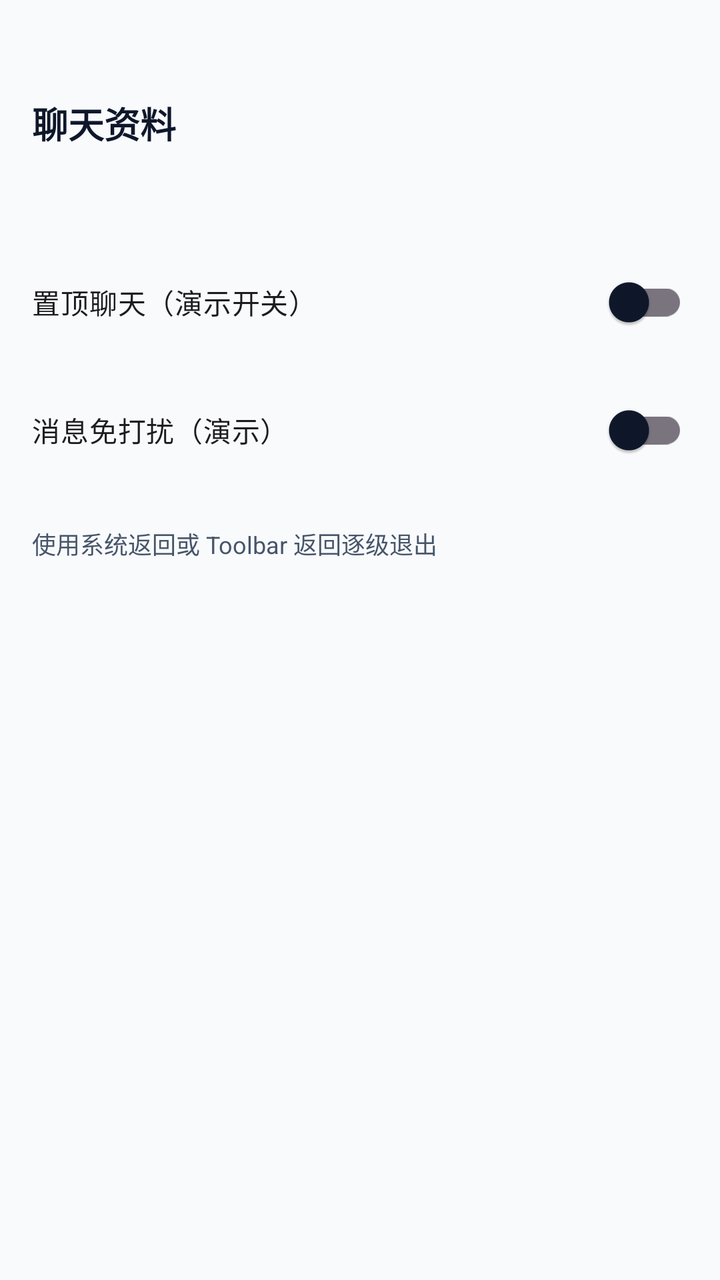
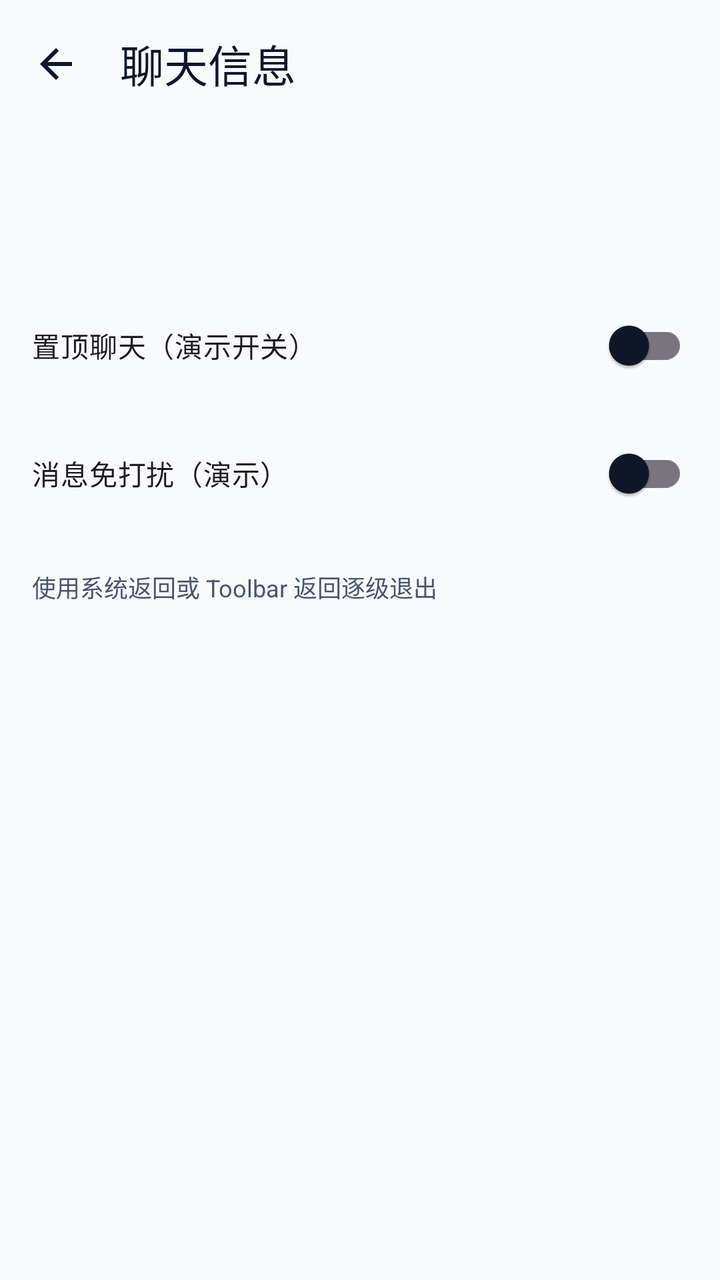

Screens rendered from an Android XML layout before and after an edit, with the pre-edit source and the edit as a unified diff.
<!-- AndroidManifest.xml: application theme Theme.AwArchDemo -->
<!-- res/layout/fragment_chat_info.xml -->
<?xml version="1.0" encoding="utf-8"?>
<LinearLayout xmlns:android="http://schemas.android.com/apk/res/android"
    xmlns:app="http://schemas.android.com/apk/res-auto"
    android:layout_width="match_parent"
    android:layout_height="match_parent"
    android:background="@color/aw_demo_bg"
    android:orientation="vertical"
    android:padding="@dimen/demo_space_md">

    <TextView
        android:id="@+id/tvBreadcrumb"
        android:layout_width="match_parent"
        android:layout_height="wrap_content"
        android:textColor="@color/aw_demo_wechat"
        android:textSize="12sp"
        android:textStyle="bold" />

    <TextView
        android:layout_width="match_parent"
        android:layout_height="wrap_content"
        android:layout_marginTop="@dimen/demo_space_md"
        android:text="@string/wechat_layer_chat_info"
        android:textColor="@color/aw_demo_on_surface"
        android:textSize="18sp"
        android:textStyle="bold" />

    <TextView
        android:id="@+id/tvChatName"
        android:layout_width="match_parent"
        android:layout_height="wrap_content"
        android:layout_marginTop="@dimen/demo_space_sm"
        android:textColor="@color/aw_demo_on_surface_muted"
        android:textSize="15sp" />

    <com.google.android.material.switchmaterial.SwitchMaterial
        android:id="@+id/switchPin"
        android:layout_width="match_parent"
        android:layout_height="wrap_content"
        android:layout_marginTop="@dimen/demo_space_lg"
        android:text="置顶聊天（演示开关）" />

    <com.google.android.material.switchmaterial.SwitchMaterial
        android:id="@+id/switchMute"
        android:layout_width="match_parent"
        android:layout_height="wrap_content"
        android:layout_marginTop="@dimen/demo_space_md"
        android:text="消息免打扰（演示）" />

    <TextView
        android:layout_width="match_parent"
        android:layout_height="wrap_content"
        android:layout_marginTop="@dimen/demo_space_lg"
        android:text="@string/wechat_tip_system_back"
        android:textColor="@color/aw_demo_on_surface_muted"
        android:textSize="12sp" />
</LinearLayout>
<!-- resources referenced by this layout -->
<resources>
  <color name="aw_demo_bg">#F8FAFC</color>
  <color name="aw_demo_on_surface">#0F172A</color>
  <color name="aw_demo_on_surface_muted">#475569</color>
  <color name="aw_demo_wechat">#07C160</color>
  <dimen name="demo_space_lg">24dp</dimen>
  <dimen name="demo_space_md">16dp</dimen>
  <dimen name="demo_space_sm">8dp</dimen>
  <string name="wechat_layer_chat_info">聊天资料</string>
  <string name="wechat_tip_system_back">使用系统返回或 Toolbar 返回逐级退出</string>
  <style name="Theme.AwArchDemo" parent="Theme.Material3.Light.NoActionBar">
          <item name="colorPrimary">@color/aw_demo_primary</item>
          <item name="colorOnPrimary">@color/aw_demo_on_primary</item>
          <item name="colorSecondary">@color/aw_demo_accent</item>
          <item name="colorOnSecondary">@color/aw_demo_on_primary</item>
          <item name="android:colorBackground">@color/aw_demo_bg</item>
          <item name="colorSurface">@color/aw_demo_surface</item>
          <item name="colorOnSurface">@color/aw_demo_on_surface</item>
          <item name="android:statusBarColor">@color/aw_demo_bg</item>
          <item name="android:navigationBarColor">@color/aw_demo_bg</item>
          <item name="android:windowLightStatusBar">true</item>
          <item name="android:windowLightNavigationBar">true</item>
          <item name="materialButtonStyle">@style/Widget.AwArchDemo.Button</item>
          <item name="textInputStyle">@style/Widget.AwArchDemo.TextInputLayout</item>
      </style>
  <color name="aw_demo_primary">#2563EB</color>
  <color name="aw_demo_on_primary">#FFFFFF</color>
  <color name="aw_demo_accent">#10B981</color>
  <color name="aw_demo_surface">#FFFFFF</color>
  <style name="Widget.AwArchDemo.Button" parent="Widget.Material3.Button">
          <item name="android:minHeight">48dp</item>
          <item name="android:textAllCaps">false</item>
          <item name="cornerRadius">12dp</item>
          <item name="android:insetTop">0dp</item>
          <item name="android:insetBottom">0dp</item>
      </style>
  <style name="Widget.AwArchDemo.TextInputLayout" parent="Widget.Material3.TextInputLayout.OutlinedBox">
          <item name="boxCornerRadiusTopStart">12dp</item>
          <item name="boxCornerRadiusTopEnd">12dp</item>
          <item name="boxCornerRadiusBottomStart">12dp</item>
          <item name="boxCornerRadiusBottomEnd">12dp</item>
      </style>
</resources>

<!-- the commit's change to res/layout/fragment_chat_info.xml (unified diff, before → after) -->
@@ -4,53 +4,67 @@
     android:layout_width="match_parent"
     android:layout_height="match_parent"
     android:background="@color/aw_demo_bg"
-    android:orientation="vertical"
-    android:padding="@dimen/demo_space_md">
+    android:orientation="vertical">
 
-    <TextView
-        android:id="@+id/tvBreadcrumb"
+    <com.google.android.material.appbar.MaterialToolbar
+        android:id="@+id/toolbar"
         android:layout_width="match_parent"
-        android:layout_height="wrap_content"
-        android:textColor="@color/aw_demo_wechat"
-        android:textSize="12sp"
-        android:textStyle="bold" />
+        android:layout_height="?attr/actionBarSize"
+        android:background="@color/aw_demo_bg"
+        app:navigationIcon="?attr/homeAsUpIndicator"
+        app:navigationIconTint="@color/aw_demo_on_surface"
+        app:title="聊天信息"
+        app:titleTextColor="@color/aw_demo_on_surface" />
 
-    <TextView
+    <androidx.core.widget.NestedScrollView
         android:layout_width="match_parent"
-        android:layout_height="wrap_content"
-        android:layout_marginTop="@dimen/demo_space_md"
-        android:text="@string/wechat_layer_chat_info"
-        android:textColor="@color/aw_demo_on_surface"
-        android:textSize="18sp"
-        android:textStyle="bold" />
+        android:layout_height="0dp"
+        android:layout_weight="1"
+        android:clipToPadding="false"
+        android:padding="@dimen/demo_space_md">
 
-    <TextView
-        android:id="@+id/tvChatName"
-        android:layout_width="match_parent"
-        android:layout_height="wrap_content"
-        android:layout_marginTop="@dimen/demo_space_sm"
-        android:textColor="@color/aw_demo_on_surface_muted"
-        android:textSize="15sp" />
+        <LinearLayout
+            android:layout_width="match_parent"
+            android:layout_height="wrap_content"
+            android:orientation="vertical">
 
-    <com.google.android.material.switchmaterial.SwitchMaterial
-        android:id="@+id/switchPin"
-        android:layout_width="match_parent"
-        android:layout_height="wrap_content"
-        android:layout_marginTop="@dimen/demo_space_lg"
-        android:text="置顶聊天（演示开关）" />
+            <TextView
+                android:id="@+id/tvBreadcrumb"
+                android:layout_width="match_parent"
+                android:layout_height="wrap_content"
+                android:textColor="@color/aw_demo_wechat"
+                android:textSize="12sp"
+                android:textStyle="bold" />
 
-    <com.google.android.material.switchmaterial.SwitchMaterial
-        android:id="@+id/switchMute"
-        android:layout_width="match_parent"
-        android:layout_height="wrap_content"
-        android:layout_marginTop="@dimen/demo_space_md"
-        android:text="消息免打扰（演示）" />
+            <TextView
+                android:id="@+id/tvChatName"
+                android:layout_width="match_parent"
+                android:layout_height="wrap_content"
+                android:layout_marginTop="@dimen/demo_space_sm"
+                android:textColor="@color/aw_demo_on_surface_muted"
+                android:textSize="15sp" />
 
-    <TextView
-        android:layout_width="match_parent"
-        android:layout_height="wrap_content"
-        android:layout_marginTop="@dimen/demo_space_lg"
-        android:text="@string/wechat_tip_system_back"
-        android:textColor="@color/aw_demo_on_surface_muted"
-        android:textSize="12sp" />
+            <com.google.android.material.switchmaterial.SwitchMaterial
+                android:id="@+id/switchPin"
+                android:layout_width="match_parent"
+                android:layout_height="wrap_content"
+                android:layout_marginTop="@dimen/demo_space_lg"
+                android:text="置顶聊天（演示开关）" />
+
+            <com.google.android.material.switchmaterial.SwitchMaterial
+                android:id="@+id/switchMute"
+                android:layout_width="match_parent"
+                android:layout_height="wrap_content"
+                android:layout_marginTop="@dimen/demo_space_md"
+                android:text="消息免打扰（演示）" />
+
+            <TextView
+                android:layout_width="match_parent"
+                android:layout_height="wrap_content"
+                android:layout_marginTop="@dimen/demo_space_lg"
+                android:text="@string/wechat_tip_system_back"
+                android:textColor="@color/aw_demo_on_surface_muted"
+                android:textSize="12sp" />
+        </LinearLayout>
+    </androidx.core.widget.NestedScrollView>
 </LinearLayout>
<!-- resource entries referenced after the edit -->
@@ -7,7 +7,6 @@
   <dimen name="demo_space_lg">24dp</dimen>
   <dimen name="demo_space_md">16dp</dimen>
   <dimen name="demo_space_sm">8dp</dimen>
-  <string name="wechat_layer_chat_info">聊天资料</string>
   <string name="wechat_tip_system_back">使用系统返回或 Toolbar 返回逐级退出</string>
   <style name="Theme.AwArchDemo" parent="Theme.Material3.Light.NoActionBar">
           <item name="colorPrimary">@color/aw_demo_primary</item>
